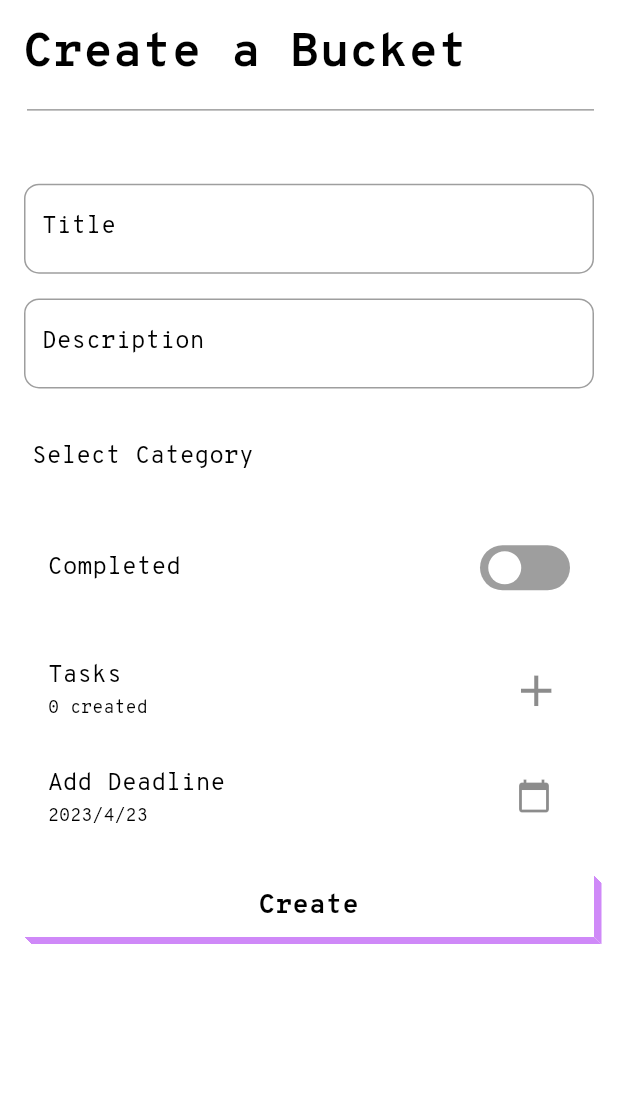
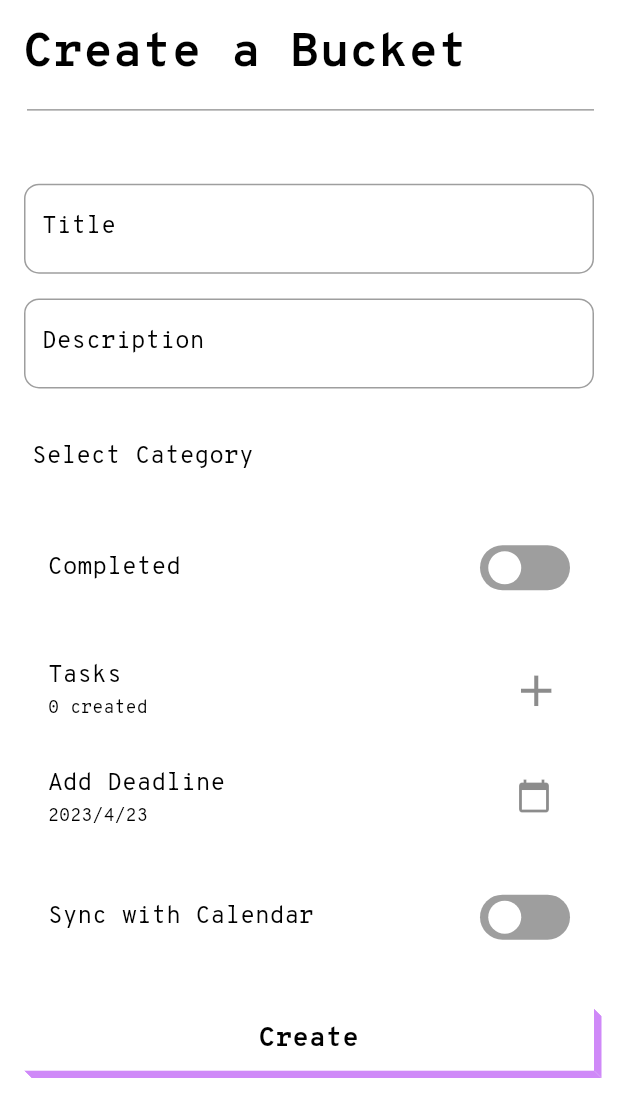
Before and after one commit to Spyy004/LifeList, a Flutter app: the CreateBucketScreen screen opened by its route, on a phone screen of 412 x 824 dp. Shown: the top 1117 px of the screen. Run offline on Flutter 3.47's test engine with Material 2 defaults, Android fonts, the phone set to English and light mode, and no system bars; our stand-ins replace flutter_native_splash, fluttertoast, isar, package_info_plus; missing offline and left inert: add_2_calendar; accounts and stored records are empty; generated files the repository leaves out were written again; statements that could not run were skipped.

Commit message:
add to calendar feature added

```diff
--- a/lib/screens/createbucketscreen.dart
+++ b/lib/screens/createbucketscreen.dart
@@ -6,7 +6,7 @@ import 'package:flutter_gen/gen_l10n/app_localizations.dart';
 import '../components/index.dart';
 import '../constants/index.dart';
 import 'package:fluttertoast/fluttertoast.dart';
-
+import 'package:add_2_calendar/add_2_calendar.dart';
 import '../neopop/widgets/buttons/neopop_button/neopop_button.dart';
 
 // ignore: must_be_immutable
@@ -107,7 +107,7 @@ class CreateBucketScreen extends StatelessWidget {
                                     return Consumer<CreateBucketService>(
                                       builder: (context, bucketModel1, child) =>
                                           Container(
-                                            color: Theme.of(context).primaryColor,
+                                        color: Theme.of(context).primaryColor,
                                         height:
                                             Sizes.screenHeight(context) * 0.8,
                                         child: SingleChildScrollView(
@@ -250,11 +250,33 @@ class CreateBucketScreen extends StatelessWidget {
                         SizedBox(
                           height: 0.02 * Sizes.screenHeight(context),
                         ),
+                        ListTile(
+                            title: CustomText(
+                                text: 'Sync with Calendar',
+                                style: Theme.of(context).textTheme.bodyLarge),
+                            trailing: FlutterSwitch(
+                                activeColor:
+                                    Theme.of(context).secondaryHeaderColor,
+                                value: bucketModel.syncCalendar,
+                                onToggle: (val) {
+                                  bucketModel.changeCalendarSyncStatus();
+                                })),
+                        SizedBox(
+                          height: 0.04 * Sizes.screenHeight(context),
+                        ),
                         SizedBox(
                           width: Sizes.screenWidth(context),
                           height: Sizes.screenHeight(context) * 0.05,
                           child: NeoPopButton(
-                            onTapDown: () async {
+                            onTapDown: () async {},
+                            bottomShadowColor:
+                                Theme.of(context).secondaryHeaderColor,
+                            rightShadowColor:
+                                Theme.of(context).secondaryHeaderColor,
+                            animationDuration:
+                                const Duration(milliseconds: 300),
+                            depth: 5,
+                            onTapUp: () async {
                               bucketModel
                                   .setActiveBucketName(titleController.text);
                               bucketModel.setActiveDescriptionName(
@@ -262,14 +284,6 @@ class CreateBucketScreen extends StatelessWidget {
                               await bucketModel.validateInputs(context);
                               bucketModel.clearData();
                             },
-                            bottomShadowColor:
-                                Theme.of(context).secondaryHeaderColor,
-                            rightShadowColor:
-                                Theme.of(context).secondaryHeaderColor,
-                            animationDuration:
-                                const Duration(milliseconds: 300),
-                            depth: 5,
-                            onTapUp: () {},
                             color: Theme.of(context).primaryColor,
                             shadowColor: Theme.of(context).secondaryHeaderColor,
                             child: CustomText(
--- a/pubspec.yaml
+++ b/pubspec.yaml
@@ -47,6 +47,7 @@ dependencies:
     sdk: flutter
   intl: any
   url_launcher: ^6.0.3
+  add_2_calendar: ^2.2.3
 
 dev_dependencies:
   flutter_test:
```
Also changed, not shown: lib/services/createbucketservice.dart (+34 -7 lines), assets/user.jpg (deleted), pubspec.lock, 1 other file.
